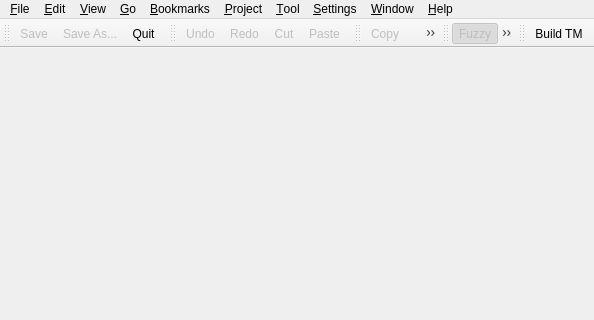
This is pootling/ui/MainEditor.ui in cc-archive/pootle as Qt 5 draws it before an edit; both pictures show x 0 to 594 and y 0 to 320 of the 594 by 487 pixel window. The edited form follows.
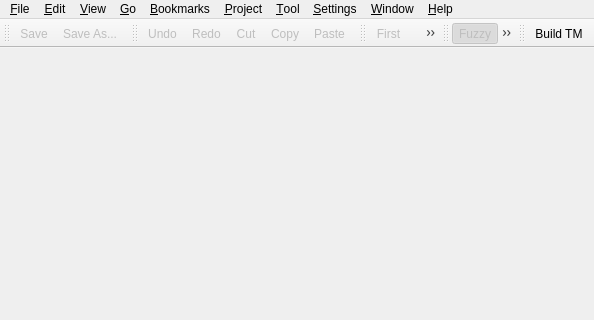
This is the edited form. Icons and pictures are not drawn.

Commit message: take out exit icon from toolbar

The edit to the form file:
```diff
--- a/pootling/ui/MainEditor.ui
+++ b/pootling/ui/MainEditor.ui
@@ -225,7 +225,6 @@
    </attribute>
    <addaction name="actionSave" />
    <addaction name="actionSaveas" />
-   <addaction name="actionExit" />
   </widget>
   <widget class="QToolBar" name="toolEdit" >
    <property name="enabled" >
@@ -243,6 +242,7 @@
    <addaction name="actionUndo" />
    <addaction name="actionRedo" />
    <addaction name="actionCut" />
+   <addaction name="actionCopy" />
    <addaction name="actionPaste" />
   </widget>
   <widget class="QToolBar" name="toolNavigation" >
@@ -267,7 +267,6 @@
    <attribute name="toolBarArea" >
     <number>4</number>
    </attribute>
-   <addaction name="actionCopy" />
    <addaction name="actionFirst" />
    <addaction name="actionPrevious" />
    <addaction name="actionNext" />
```
Left out of the diff: 2 changed lines with no effect on the pictures. The commit also changes 1 other file.
